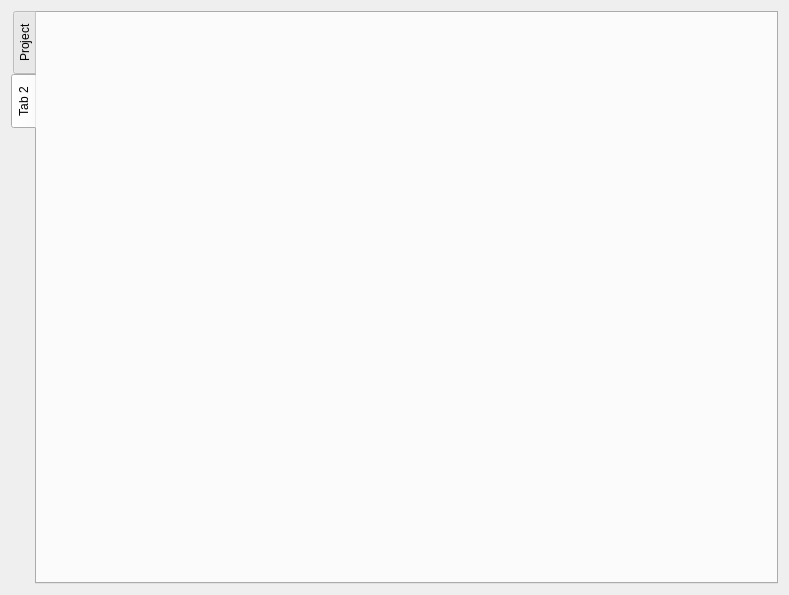
First picture: the form in extensions/projectmanager/resources/projectmanager.ui, repository iladrien-hub/kairyo-manager, before the edit.
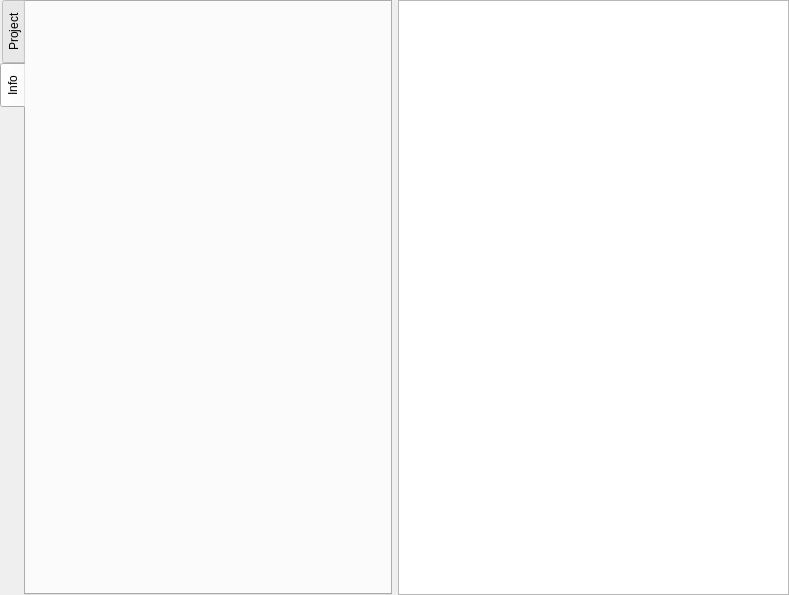
Second picture: the form after the edit. The open tabs and pages were chosen to show the change. Icons and pictures are not drawn.

```diff
--- a/extensions/projectmanager/resources/projectmanager.ui
+++ b/extensions/projectmanager/resources/projectmanager.ui
@@ -14,11 +14,26 @@
    <string>Form</string>
   </property>
   <layout class="QHBoxLayout" name="horizontalLayout">
+   <property name="leftMargin">
+    <number>0</number>
+   </property>
+   <property name="topMargin">
+    <number>0</number>
+   </property>
+   <property name="rightMargin">
+    <number>0</number>
+   </property>
+   <property name="bottomMargin">
+    <number>0</number>
+   </property>
    <item>
     <widget class="QTabWidget" name="tabWidget">
      <property name="tabPosition">
       <enum>QTabWidget::West</enum>
      </property>
+     <property name="tabShape">
+      <enum>QTabWidget::Rounded</enum>
+     </property>
      <property name="currentIndex">
       <number>0</number>
      </property>
@@ -33,11 +48,14 @@
      </widget>
      <widget class="QWidget" name="tab_2">
       <attribute name="title">
-       <string>Tab 2</string>
+       <string>Info</string>
       </attribute>
      </widget>
     </widget>
    </item>
+   <item>
+    <widget class="QGraphicsView" name="graphicsView"/>
+   </item>
   </layout>
  </widget>
  <resources>
```
Left out of the diff: 6 changed lines with no effect on the pictures.
